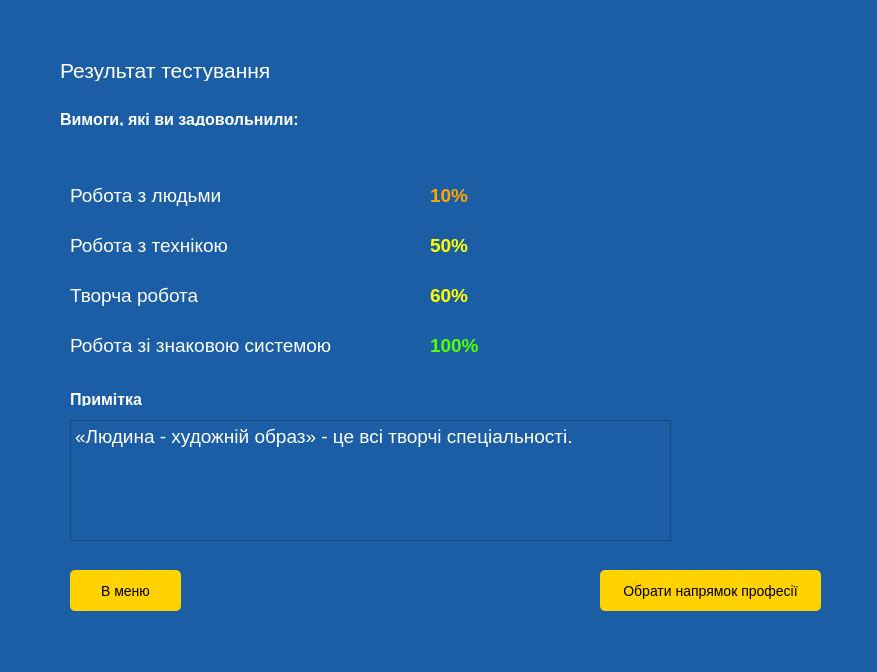
Above: resultwindow.ui from admiralbub/oop_course_2020 before the change. Below: the same form after it.
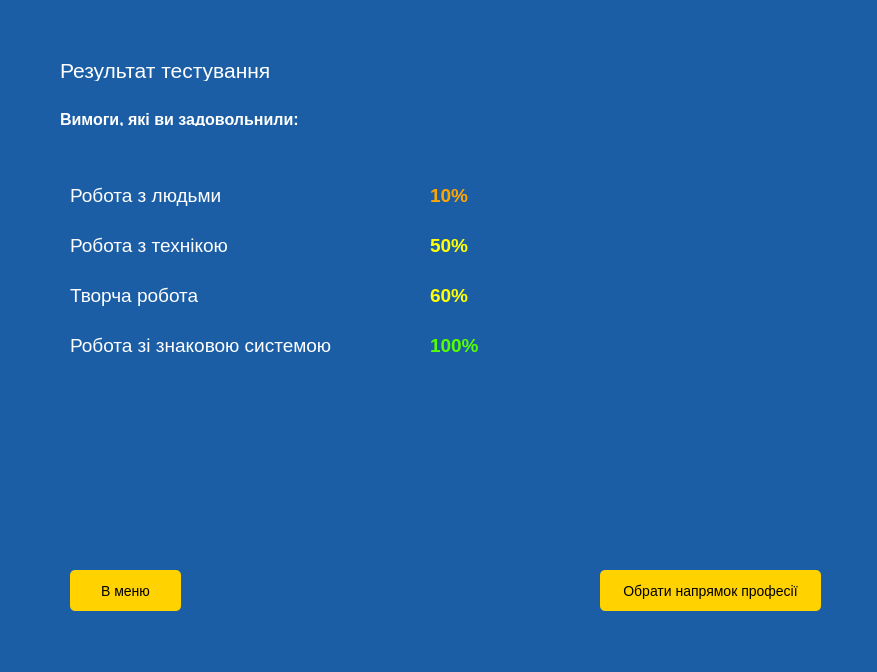
That is the form after the change.

The edit to the form file:
```diff
--- a/resultwindow.ui
+++ b/resultwindow.ui
@@ -99,19 +99,6 @@
      <string>&lt;html&gt;&lt;head/&gt;&lt;body&gt;&lt;p&gt;&lt;span style=&quot; font-size:14pt;&quot;&gt;Робота зі знаковою системою&lt;/span&gt;&lt;/p&gt;&lt;/body&gt;&lt;/html&gt;</string>
     </property>
    </widget>
-   <widget class="QLabel" name="mark">
-    <property name="geometry">
-     <rect>
-      <x>70</x>
-      <y>390</y>
-      <width>111</width>
-      <height>16</height>
-     </rect>
-    </property>
-    <property name="text">
-     <string>&lt;html&gt;&lt;head/&gt;&lt;body&gt;&lt;p&gt;&lt;span style=&quot; font-size:12pt; font-weight:600;&quot;&gt;Примітка&lt;/span&gt;&lt;/p&gt;&lt;/body&gt;&lt;/html&gt;</string>
-    </property>
-   </widget>
    <widget class="QLabel" name="balls_1">
     <property name="geometry">
      <rect>
@@ -182,23 +169,6 @@
      <string>&lt;html&gt;&lt;head/&gt;&lt;body&gt;&lt;p&gt;&lt;span style=&quot; font-size:14pt; color:#55ff00;&quot;&gt;100%&lt;/span&gt;&lt;/p&gt;&lt;/body&gt;&lt;/html&gt;</string>
     </property>
    </widget>
-   <widget class="QTextBrowser" name="system_info">
-    <property name="geometry">
-     <rect>
-      <x>70</x>
-      <y>420</y>
-      <width>601</width>
-      <height>121</height>
-     </rect>
-    </property>
-    <property name="html">
-     <string>&lt;!DOCTYPE HTML PUBLIC &quot;-//W3C//DTD HTML 4.0//EN&quot; &quot;http://www.w3.org/TR/REC-html40/strict.dtd&quot;&gt;
-&lt;html&gt;&lt;head&gt;&lt;meta name=&quot;qrichtext&quot; content=&quot;1&quot; /&gt;&lt;style type=&quot;text/css&quot;&gt;
-p, li { white-space: pre-wrap; }
-&lt;/style&gt;&lt;/head&gt;&lt;body style=&quot; font-family:'MS Shell Dlg 2'; font-size:8.25pt; font-weight:400; font-style:normal;&quot;&gt;
-&lt;p style=&quot; margin-top:0px; margin-bottom:0px; margin-left:0px; margin-right:0px; -qt-block-indent:0; text-indent:0px;&quot;&gt;&lt;span style=&quot; font-size:14pt;&quot;&gt;«Людина - художній образ» - це всі творчі спеціальності.&lt;/span&gt;&lt;/p&gt;&lt;/body&gt;&lt;/html&gt;</string>
-    </property>
-   </widget>
    <widget class="QPushButton" name="first">
     <property name="geometry">
      <rect>
```
